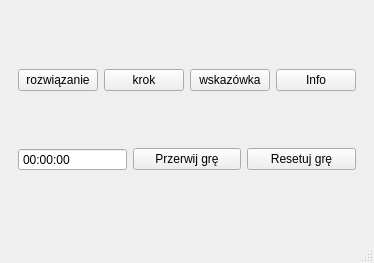
Before: the Qt Designer form mainwindow.ui in WojciechLarecki/Puzzler, drawn with Qt 5.
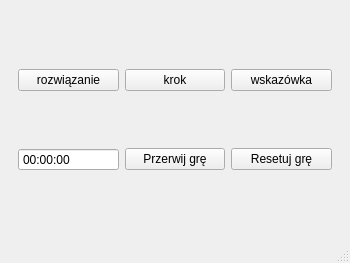
After: the same form once the commit is applied. The open tabs and pages were chosen to show the change.

Patch:
```diff
--- a/mainwindow.ui
+++ b/mainwindow.ui
@@ -128,13 +128,6 @@
             </property>
            </widget>
           </item>
-          <item>
-           <widget class="QPushButton" name="infoGameButton">
-            <property name="text">
-             <string>Info</string>
-            </property>
-           </widget>
-          </item>
          </layout>
         </item>
         <item>
```
Left out of the diff: 2 changed lines with no effect on the pictures.
